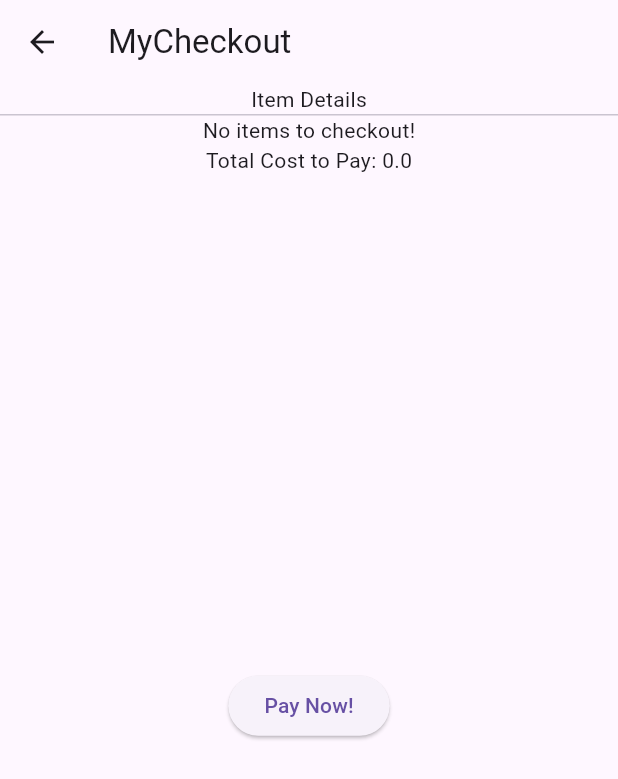
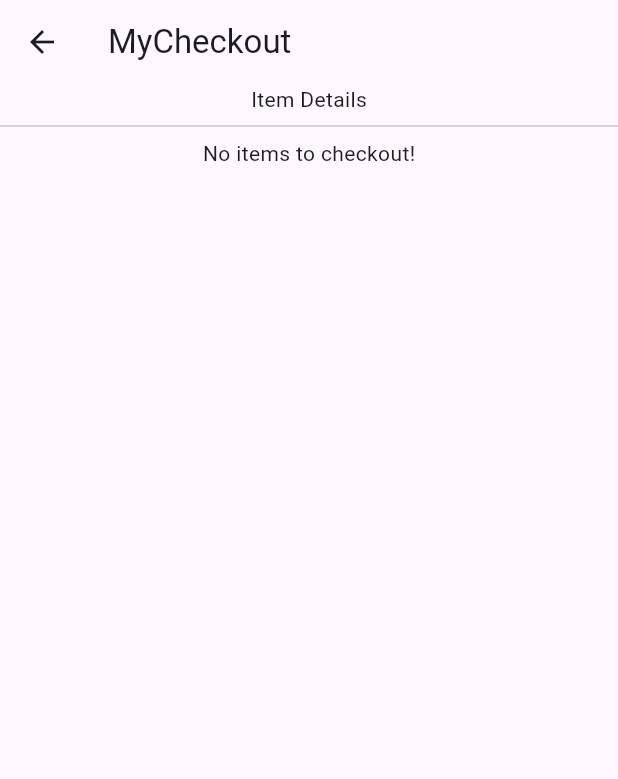
Before and after one commit to JhinFernandez/CMSC-23-exer6, a Flutter app: the MyCheckout screen opened by its route, on a phone screen of 412 x 824 dp. Shown: the top 779 px of the screen. Run offline on Flutter 3.47's test engine with Material 3 defaults, Android fonts, the phone set to English and light mode, and no system bars.

Commit message:
feat: fixed Checkout page

```diff
--- a/my_app/lib/screen/MyCart.dart
+++ b/my_app/lib/screen/MyCart.dart
@@ -14,7 +14,6 @@ class MyCart extends StatelessWidget {
         children: [
           getItems(context),
           computeCost(),
-          //const Divider(height: 4, color: Colors.black),
           Flexible(
                   child: Center(
                       child: Row(
--- a/my_app/lib/screen/MyCatalog.dart
+++ b/my_app/lib/screen/MyCatalog.dart
@@ -18,7 +18,7 @@ class _MyCatalogState extends State<MyCatalog> {
   ];
   @override
 
-Widget build(BuildContext context) {
+  Widget build(BuildContext context) {
     return Scaffold(
         appBar: AppBar(title: const Text("My Catalog")),
         body: ListView.builder(
--- a/my_app/lib/screen/MyCheckout.dart
+++ b/my_app/lib/screen/MyCheckout.dart
@@ -14,25 +14,14 @@ class MyCheckout extends StatelessWidget {
         mainAxisAlignment: MainAxisAlignment.center,
         children: [
           Text("Item Details"),
-          const Divider(height: 1),
+          const Divider(),
           getItems(context),
-          computeCost(),
           Flexible(
             child: Center(
               child: Row(
                 mainAxisAlignment: MainAxisAlignment.spaceEvenly,
                 children: [
-                     ElevatedButton(
-                        onPressed: () {
-                          context.read<ShoppingCart>().removeAll();
-                          ScaffoldMessenger.of(context).showSnackBar(SnackBar(
-                            content: Text("Payment Successful!"),
-                            duration:
-                                const Duration(seconds: 1, milliseconds: 100),
-                          ));
-                          Navigator.pushNamed(context, "/products");
-                        },
-                        child: const Text("Pay Now!")),
+                  showButton(context),
                 ]))),
         ],
       ),
@@ -41,7 +30,6 @@ class MyCheckout extends StatelessWidget {
 
 Widget getItems(BuildContext context) {
   List<Item> products = context.watch<ShoppingCart>().cart;
-    //String productname = "";
   return products.isEmpty
     ? const Text('No items to checkout!')
     : Expanded(
@@ -54,7 +42,7 @@ class MyCheckout extends StatelessWidget {
           return ListTile(
             title: Text(products[index].name),
             trailing: Text(
-                      products[index].price.toString()
+              products[index].price.toString(), style: TextStyle(fontSize: 15.0),
             ),
           );
         },
@@ -64,6 +52,26 @@ class MyCheckout extends StatelessWidget {
   }
 }
 
+Widget showButton(BuildContext context){
+  List<Item> products = context.watch<ShoppingCart>().cart;
+  return products.isEmpty
+    ? Text("")
+    : Column(
+      children: [
+        computeCost(),
+        ElevatedButton(
+          onPressed: () {
+            context.read<ShoppingCart>().removeAll();
+            ScaffoldMessenger.of(context).showSnackBar(SnackBar(
+              content: Text("Payment Successful!"),
+              duration:
+                const Duration(seconds: 1, milliseconds: 100),
+            ));
+            Navigator.pushNamed(context, "/products");},
+        child: const Text("Pay Now!"))
+      ]);
+}
+
 Widget computeCost() {
   return Consumer<ShoppingCart>(builder: (context, cart, child) {
     return Text("Total Cost to Pay: ${cart.cartTotal}");
```
Lines whose indentation alone changed are shown as unchanged.
